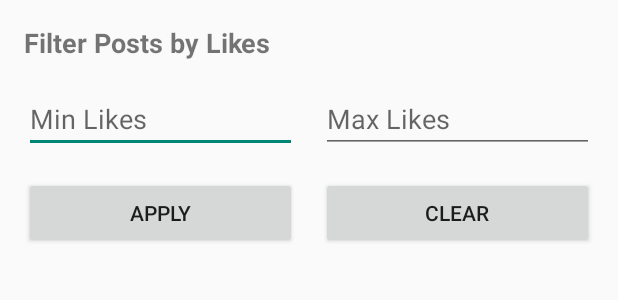
After one commit to Deforkk/SnapStock1, an Android app built with Jetpack Compose: the layout dialog_likes_filter.xml on its own in the app's theme, with its tools: preview values and no code run, on a phone screen of 412 x 824 dp. The commit adds this screen. Shown: the top 300 px of the screen. Run offline under Robolectric (Android 15) with nearby library versions, the phone set to English and light mode, and no system bars.

Commit message:
filtering by the number of likes (home)

```diff
--- /dev/null
+++ b/app/src/main/res/layout/dialog_likes_filter.xml
@@ -0,0 +1,62 @@
+<?xml version="1.0" encoding="utf-8"?>
+<LinearLayout xmlns:android="http://schemas.android.com/apk/res/android"
+    android:layout_width="match_parent"
+    android:layout_height="wrap_content"
+    android:orientation="vertical"
+    android:padding="16dp">
+
+    <TextView
+        android:layout_width="match_parent"
+        android:layout_height="wrap_content"
+        android:text="Filter Posts by Likes"
+        android:textSize="18sp"
+        android:textStyle="bold"
+        android:layout_marginBottom="16dp"/>
+
+    <LinearLayout
+        android:layout_width="match_parent"
+        android:layout_height="wrap_content"
+        android:orientation="horizontal"
+        android:layout_marginBottom="16dp">
+
+        <EditText
+            android:id="@+id/min_likes_edit_text"
+            android:layout_width="0dp"
+            android:layout_height="wrap_content"
+            android:layout_weight="1"
+            android:hint="Min Likes"
+            android:inputType="number"
+            android:layout_marginEnd="8dp"/>
+
+        <EditText
+            android:id="@+id/max_likes_edit_text"
+            android:layout_width="0dp"
+            android:layout_height="wrap_content"
+            android:layout_weight="1"
+            android:hint="Max Likes"
+            android:inputType="number"
+            android:layout_marginStart="8dp"/>
+    </LinearLayout>
+
+    <LinearLayout
+        android:layout_width="match_parent"
+        android:layout_height="wrap_content"
+        android:orientation="horizontal">
+
+        <Button
+            android:id="@+id/apply_filter_button"
+            android:layout_width="0dp"
+            android:layout_height="wrap_content"
+            android:layout_weight="1"
+            android:text="Apply"
+            android:layout_marginEnd="8dp"/>
+
+        <Button
+            android:id="@+id/clear_filter_button"
+            android:layout_width="0dp"
+            android:layout_height="wrap_content"
+            android:layout_weight="1"
+            android:text="Clear"
+            android:layout_marginStart="8dp"/>
+    </LinearLayout>
+</LinearLayout>
```
Also changed, not shown: app/src/main/java/com/example/snapstock1/HomeFragment.kt (+74 -26 lines), app/src/main/res/drawable/ic_filter_likes.xml (added, +10 -0 lines), app/src/main/res/layout/fragment_home.xml (+43 -7 lines).
